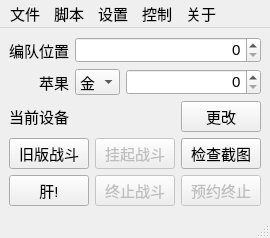
Qt form FGO-py/fgoMainWindow.ui (hgjazhgj/FGO-py) before a commit.
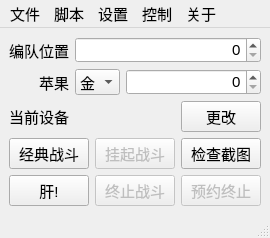
The same form after that commit.

```diff
--- a/FGO-py/fgoMainWindow.ui
+++ b/FGO-py/fgoMainWindow.ui
@@ -160,7 +160,7 @@
            <string>旧版战斗</string>
           </property>
           <property name="text">
-           <string>旧版战斗</string>
+           <string>经典战斗</string>
           </property>
          </widget>
         </item>
```
Left out of the diff: 12 changed lines with no effect on the pictures.
